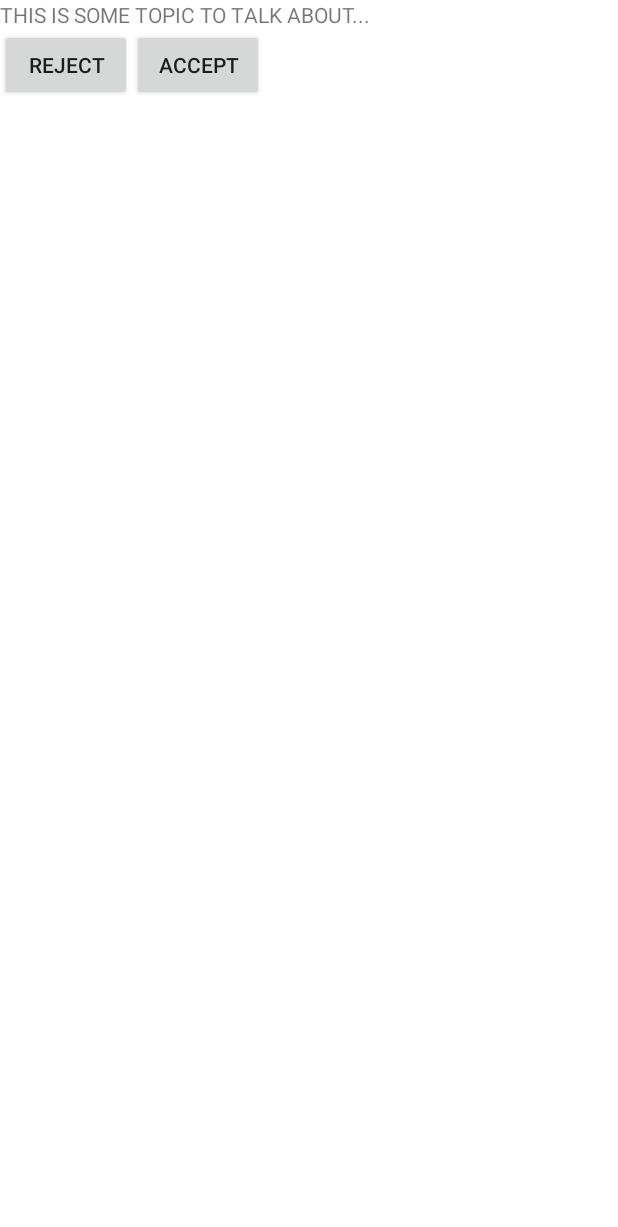
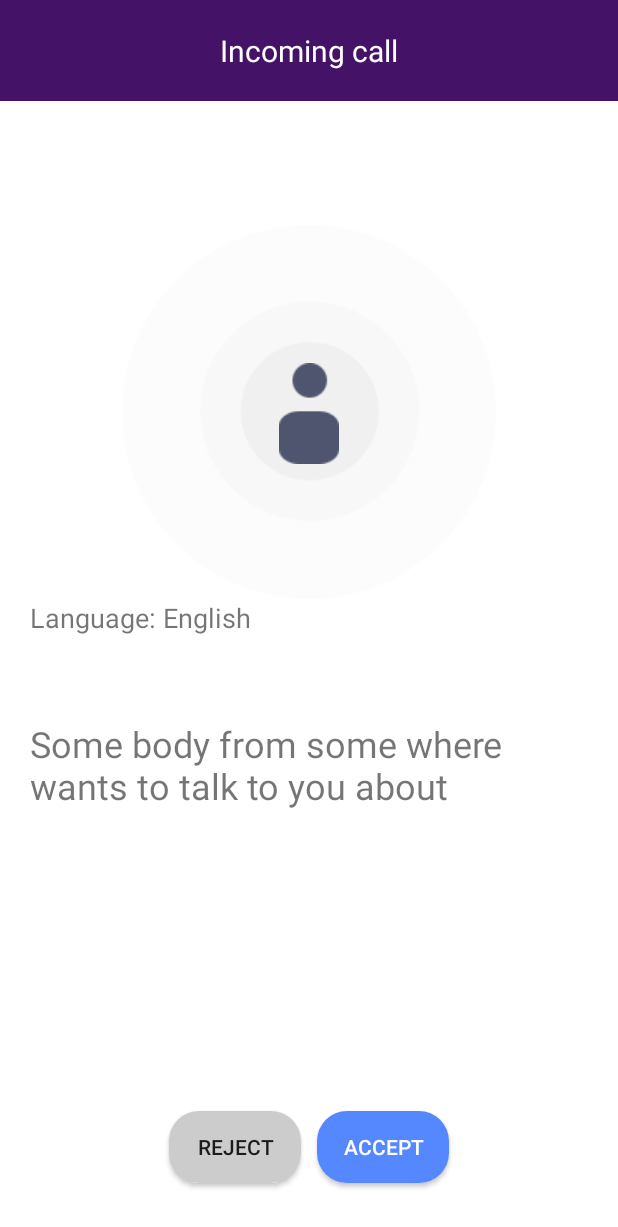
Before and after one commit to TeamAppEngine/bottel.client, an Android app: the fragment IncommingCallFragment placed in its activity, on a phone screen of 412 x 824 dp. Shown: the top 1227 px of the screen. Run offline under Robolectric (Android 15) with nearby library versions, the phone set to English and light mode, and no system bars; libraries missing offline, so code that uses them is left out: de.greenrobot.event; 3 statements that could not run were skipped.

Commit message:
Incoming call layout designed

```diff
--- a/app/src/main/res/drawable/answer_call_bg.xml
+++ b/app/src/main/res/drawable/answer_call_bg.xml
@@ -1,4 +1,9 @@
 <?xml version="1.0" encoding="utf-8"?>
-<selector xmlns:android="http://schemas.android.com/apk/res/android">
-
-</selector>
+<shape
+    android:shape="rectangle"
+    xmlns:android="http://schemas.android.com/apk/res/android">
+    <corners
+        android:radius="20dp"/>
+    <solid
+        android:color="#5588ff"/>
+</shape>
--- a/app/src/main/res/drawable/end_call_bg.xml
+++ b/app/src/main/res/drawable/end_call_bg.xml
@@ -5,5 +5,5 @@
     <corners
         android:radius="20dp"/>
     <solid
-        android:color="#aaaaaa"/>
+        android:color="#ccc"/>
 </shape>
--- a/app/src/main/res/layout/fragment_incoming_call.xml
+++ b/app/src/main/res/layout/fragment_incoming_call.xml
@@ -5,28 +5,88 @@
     android:layout_height="match_parent"
     android:orientation="vertical">
 
+    <FrameLayout
+        android:id="@+id/wrapper"
+        android:layout_width="match_parent"
+        android:layout_height="match_parent">
+        <RelativeLayout
+            android:layout_width="match_parent"
+            android:layout_height="match_parent">
             <TextView
+                android:id="@+id/text_view_title_activity_call"
                 android:layout_width="match_parent"
                 android:layout_height="wrap_content"
-        android:text="THIS IS SOME TOPIC TO TALK ABOUT..." />
-
+                android:gravity="center"
+                android:padding="20dp"
+                android:text="Incoming call"
+                android:background="#441266"
+                android:textColor="#FFF"
+                android:textSize="20sp"/>
+            <TextView
+                android:id="@+id/text_view_name_activity_call"
+                android:layout_width="match_parent"
+                android:layout_height="wrap_content"
+                android:layout_centerInParent="true"
+                android:text="Language: English"
+                android:gravity="left"
+                android:textSize="18sp"
+                android:padding="20dp"/>
+            <ImageView
+                android:id="@+id/image_view_circle_bg_activity_call"
+                android:layout_width="wrap_content"
+                android:layout_height="wrap_content"
+                android:scaleType="centerCrop"
+                android:src="@drawable/userIcon_bg_ringing"
+                android:layout_centerHorizontal="true"
+                android:layout_above="@id/text_view_name_activity_call"
+                android:layout_marginBottom="-20dp"/>
+            <ImageView
+                android:id="@+id/image_view_user_activity_call"
+                android:layout_width="wrap_content"
+                android:layout_height="wrap_content"
+                android:scaleType="centerCrop"
+                android:src="@drawable/userIcon_large"
+                android:layout_centerHorizontal="true"
+                android:layout_above="@id/text_view_name_activity_call"
+                android:layout_marginBottom="70dp"/>
+            <TextView
+                android:id="@+id/text_view_time_activity_call"
+                android:layout_width="match_parent"
+                android:layout_height="wrap_content"
+                android:layout_centerInParent="true"
+                android:text="Some body from some where wants to talk to you about"
+                android:gravity="left"
+                android:textSize="24sp"
+                android:layout_below="@id/text_view_name_activity_call"
+                android:layout_marginTop="15dp"
+                android:padding="20dp"/>
 
             <LinearLayout
                 android:layout_width="match_parent"
                 android:layout_height="wrap_content"
-        android:orientation="horizontal">
+                android:orientation="horizontal"
+                android:layout_alignParentBottom="true"
+                android:gravity="center"
+                android:layout_marginBottom="30dp">
 
                 <Button
                     android:id="@+id/button_reject"
                     android:layout_width="wrap_content"
                     android:layout_height="wrap_content"
-            android:text="REJECT" />
+                    android:text="REJECT"
+                    android:background="@drawable/end_call_bg"
+                    android:layout_margin="5dp"/>
 
                 <Button
                     android:id="@+id/button_accept"
                     android:layout_width="wrap_content"
                     android:layout_height="wrap_content"
-            android:text="ACCEPT" />
+                    android:text="ACCEPT"
+                    android:background="@drawable/answer_call_bg"
+                    android:layout_margin="5dp"
+                    android:textColor="#FFF"/>
             </LinearLayout>
+        </RelativeLayout>
 
+    </FrameLayout>
 </LinearLayout>
```
Also changed, not shown: app/src/main/java/io/bottel/views/activities/maps/MapsActivity.java (line endings or trailing spaces). Lines whose indentation alone changed are shown as unchanged.
